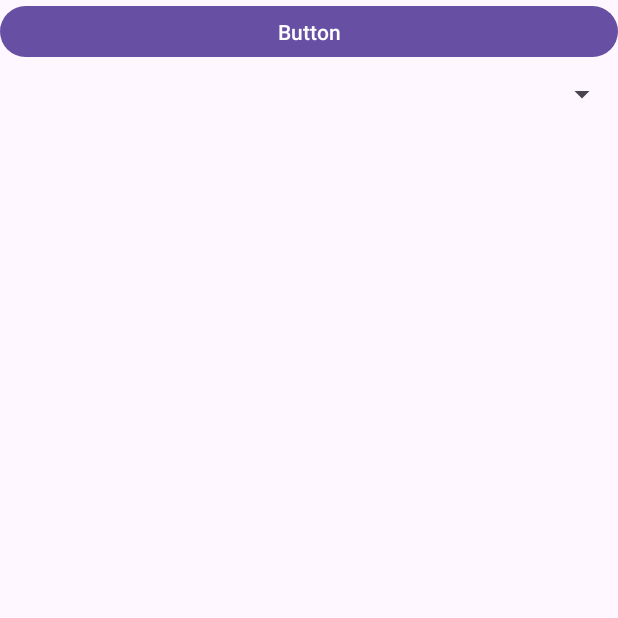
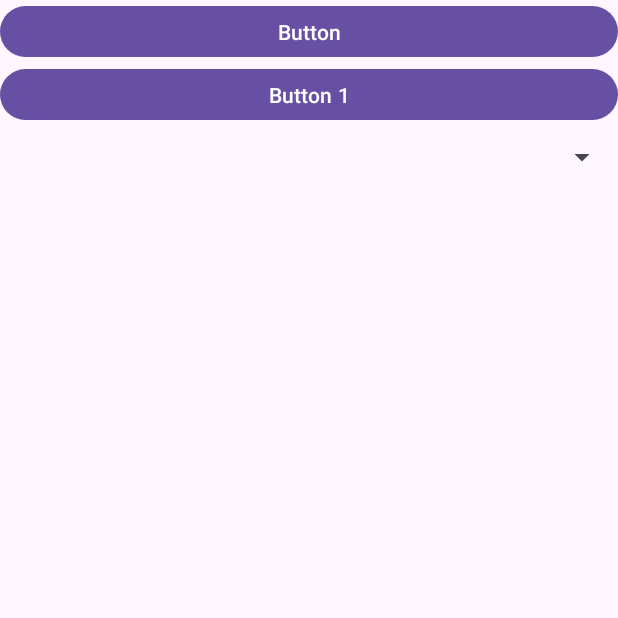
Before and after one commit to FebiRPL/DBDiary_TugasAkhir, an Android app: the screen it shows after launch (MainActivity), on a phone screen of 412 x 824 dp, the top half of it. Run offline under Robolectric (Android 15) with nearby library versions, the phone set to English and light mode, and no system bars.

```diff
--- a/app/src/main/res/layout/activity_main.xml
+++ b/app/src/main/res/layout/activity_main.xml
@@ -16,6 +16,14 @@
         android:text="Button"
     />
 
+    <Button
+        android:id="@+id/button1"
+        android:layout_width="match_parent"
+        android:layout_height="wrap_content"
+        android:minHeight="42dp"
+        android:text="Button 1"
+        />
+
     <Spinner
         android:id="@+id/spinner"
         android:layout_width="match_parent"
```
